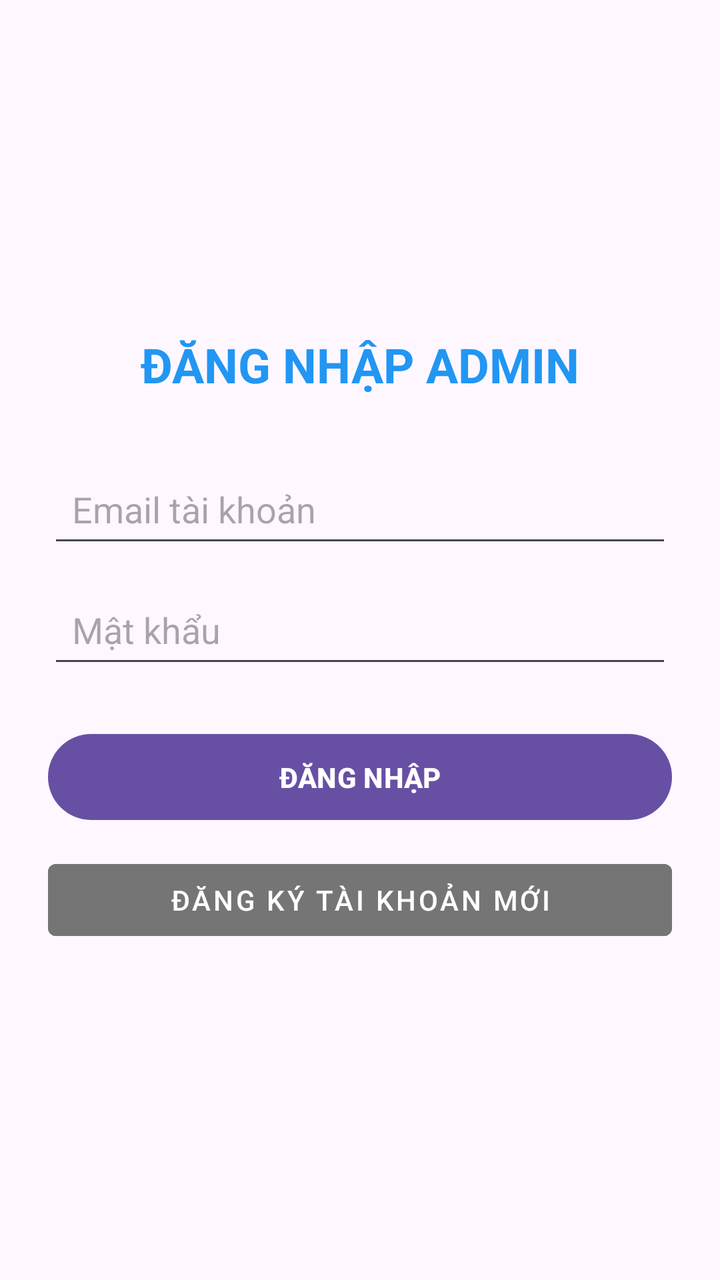
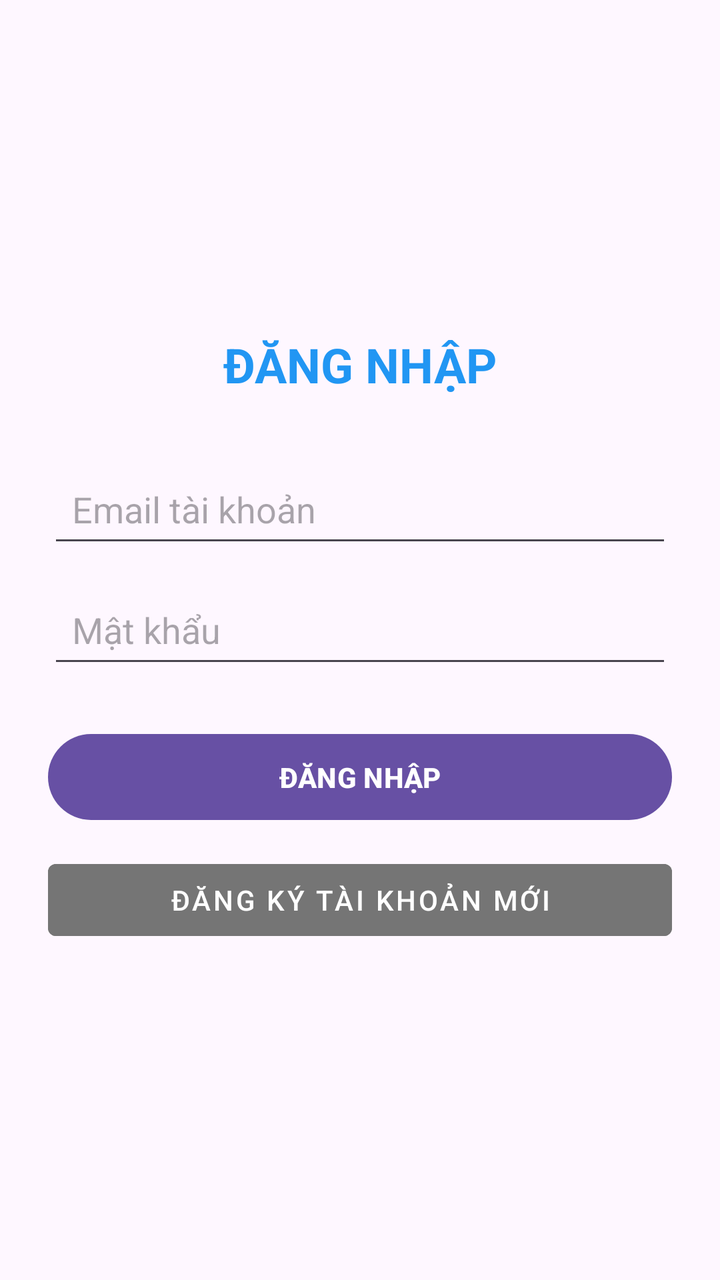

An Android layout rendered at two revisions. The XML below is the earlier revision; the diff shows what the commit changed to produce the second picture.
<!-- AndroidManifest.xml: application theme Theme.Androidapp -->
<!-- res/layout/activity_login.xml -->
<?xml version="1.0" encoding="utf-8"?>
<LinearLayout xmlns:android="http://schemas.android.com/apk/res/android"
    android:layout_width="match_parent"
    android:layout_height="match_parent"
    android:orientation="vertical"
    android:padding="24dp"
    android:gravity="center">

    <TextView
        android:layout_width="wrap_content"
        android:layout_height="wrap_content"
        android:text="ĐĂNG NHẬP ADMIN"
        android:textSize="24sp"
        android:textStyle="bold"
        android:layout_marginBottom="32dp"
        android:textColor="#2196F3"/>

    <EditText
        android:id="@+id/edtEmail"
        android:layout_width="match_parent"
        android:layout_height="wrap_content"
        android:hint="Email tài khoản"
        android:inputType="textEmailAddress"
        android:padding="12dp"
        android:layout_marginBottom="12dp"/>

    <EditText
        android:id="@+id/edtPassword"
        android:layout_width="match_parent"
        android:layout_height="wrap_content"
        android:hint="Mật khẩu"
        android:inputType="textPassword"
        android:padding="12dp"
        android:layout_marginBottom="24dp"/>

    <Button
        android:id="@+id/btnLogin"
        android:layout_width="match_parent"
        android:layout_height="wrap_content"
        android:text="ĐĂNG NHẬP"
        android:textStyle="bold"
        android:padding="12dp"
        android:layout_marginBottom="12dp"/>

    <Button
        android:id="@+id/btnRegister"
        android:layout_width="match_parent"
        android:layout_height="wrap_content"
        android:text="Đăng ký tài khoản mới"
        android:textColor="#ffffff"
        android:backgroundTint="#757575"
        style="@style/Widget.MaterialComponents.Button.TextButton"/>

</LinearLayout>
<!-- resources referenced by this layout -->
<resources>
  <style name="Theme.Androidapp" parent="Base.Theme.Androidapp" />
  <style name="Base.Theme.Androidapp" parent="Theme.Material3.DayNight.NoActionBar">
          
          
      </style>
</resources>

<!-- the commit's change to res/layout/activity_login.xml (unified diff, before → after) -->
@@ -9,7 +9,7 @@
     <TextView
         android:layout_width="wrap_content"
         android:layout_height="wrap_content"
-        android:text="ĐĂNG NHẬP ADMIN"
+        android:text="ĐĂNG NHẬP"
         android:textSize="24sp"
         android:textStyle="bold"
         android:layout_marginBottom="32dp"
